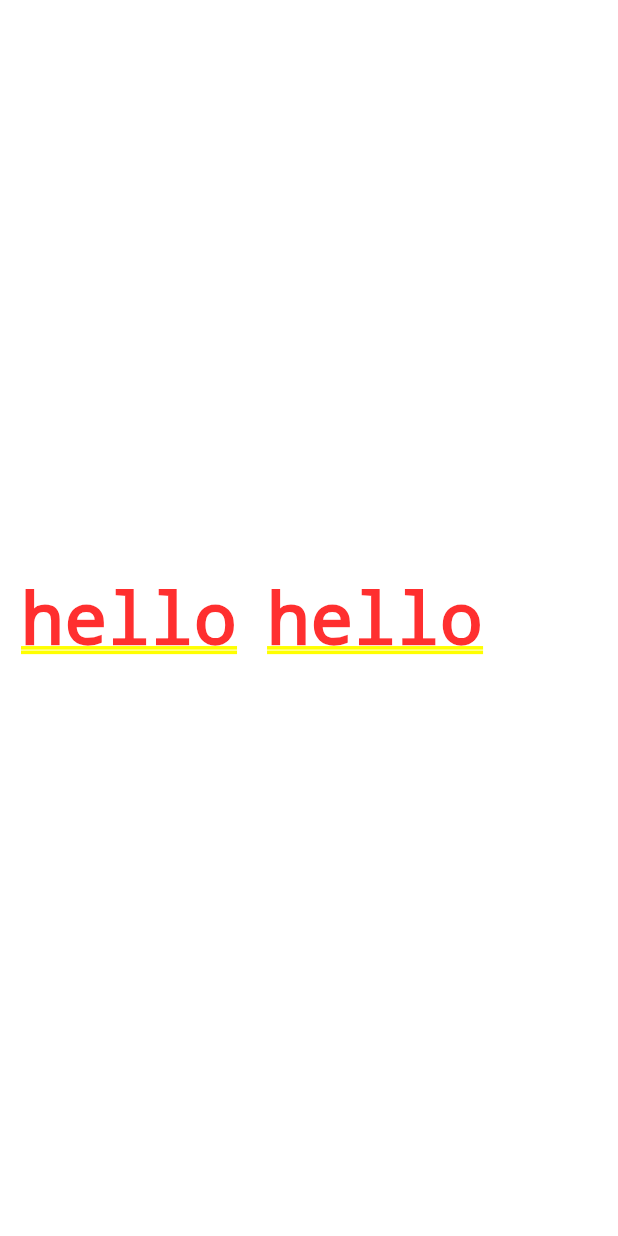
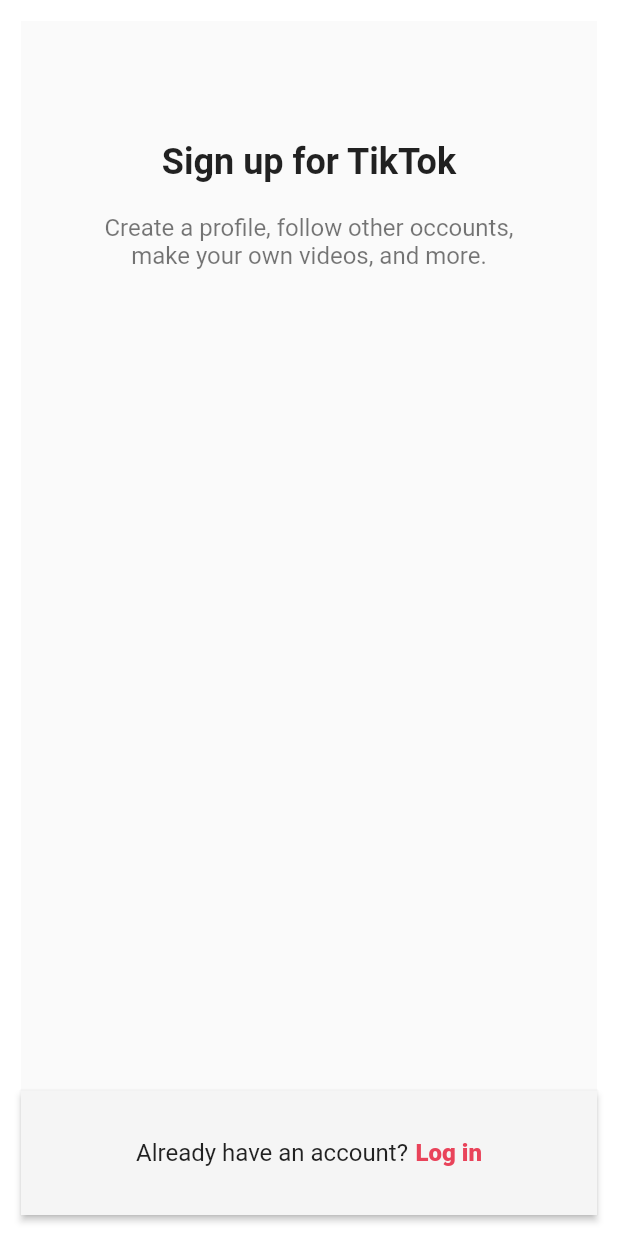
Before and after one commit to kamja44/TicTokClone, a Flutter app: the screen it shows after launch, on a phone screen of 412 x 824 dp. Run offline on Flutter 3.47's test engine with Material 2 defaults, Android fonts, the phone set to English and light mode, and no system bars.

Commit message:
sign up screen

```diff
--- a/lib/main.dart
+++ b/lib/main.dart
@@ -1,6 +1,7 @@
 import 'package:flutter/material.dart';
 import 'package:tiktok_clone/constants/gaps.dart';
 import 'package:tiktok_clone/constants/sizes.dart';
+import 'package:tiktok_clone/screens/sign_up/sign_up_screen.dart';
 
 void main() {
   runApp(const TikTokApp());
@@ -17,15 +18,9 @@ class TikTokApp extends StatelessWidget {
       theme: ThemeData(
         primaryColor: const Color(0xFFE9435A),
       ),
-      home: Padding(
-        padding: const EdgeInsets.all(Sizes.size14),
-        child: Container(
-          child: const Row(children: [
-            Text("hello"),
-            Gaps.h20,
-            Text("hello"),
-          ]),
-        ),
+      home: const Padding(
+        padding: EdgeInsets.all(Sizes.size14),
+        child: SignUpScreen(),
       ),
     );
   }
--- /dev/null
+++ b/lib/screens/sign_up/sign_up_screen.dart
@@ -0,0 +1,63 @@
+import 'package:flutter/material.dart';
+import 'package:tiktok_clone/constants/gaps.dart';
+import 'package:tiktok_clone/constants/sizes.dart';
+
+class SignUpScreen extends StatelessWidget {
+  const SignUpScreen({super.key});
+
+  @override
+  Widget build(BuildContext context) {
+    return Scaffold(
+      body: const SafeArea(
+        child: Padding(
+          padding: EdgeInsets.symmetric(horizontal: Sizes.size40),
+          child: Column(
+            children: [
+              Gaps.v80,
+              Text(
+                "Sign up for TikTok",
+                style: TextStyle(
+                  fontSize: Sizes.size24,
+                  fontWeight: FontWeight.w700,
+                ),
+              ),
+              Gaps.v20,
+              Text(
+                "Create a profile, follow other occounts, make your own videos, and more.",
+                style: TextStyle(
+                  fontSize: Sizes.size16,
+                  color: Colors.black54,
+                ),
+                textAlign: TextAlign.center,
+              ),
+            ],
+          ),
+        ),
+      ),
+      bottomNavigationBar: BottomAppBar(
+        color: Colors.grey.shade100,
+        elevation: 2,
+        child: Padding(
+          padding: const EdgeInsets.symmetric(vertical: Sizes.size32),
+          child: Row(
+            mainAxisAlignment: MainAxisAlignment.center,
+            children: [
+              const Text(
+                "Already have an account?",
+                style: TextStyle(fontSize: Sizes.size16),
+              ),
+              Gaps.h5,
+              Text(
+                "Log in",
+                style: TextStyle(
+                    color: Theme.of(context).primaryColor,
+                    fontWeight: FontWeight.w800,
+                    fontSize: Sizes.size16),
+              ),
+            ],
+          ),
+        ),
+      ),
+    );
+  }
+}
```
Also changed, not shown: 2 other files.
